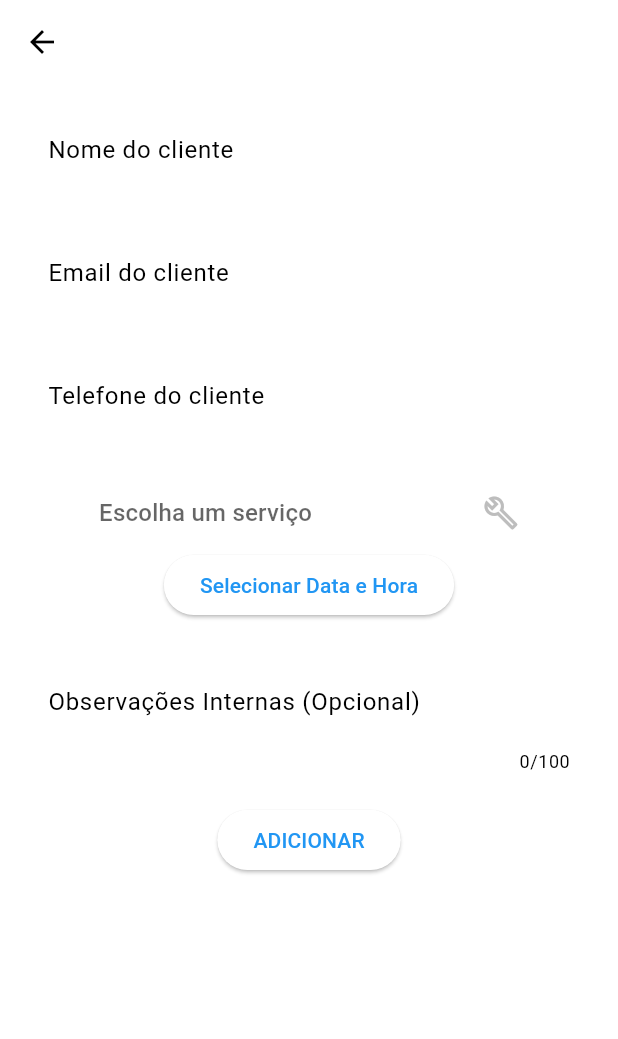
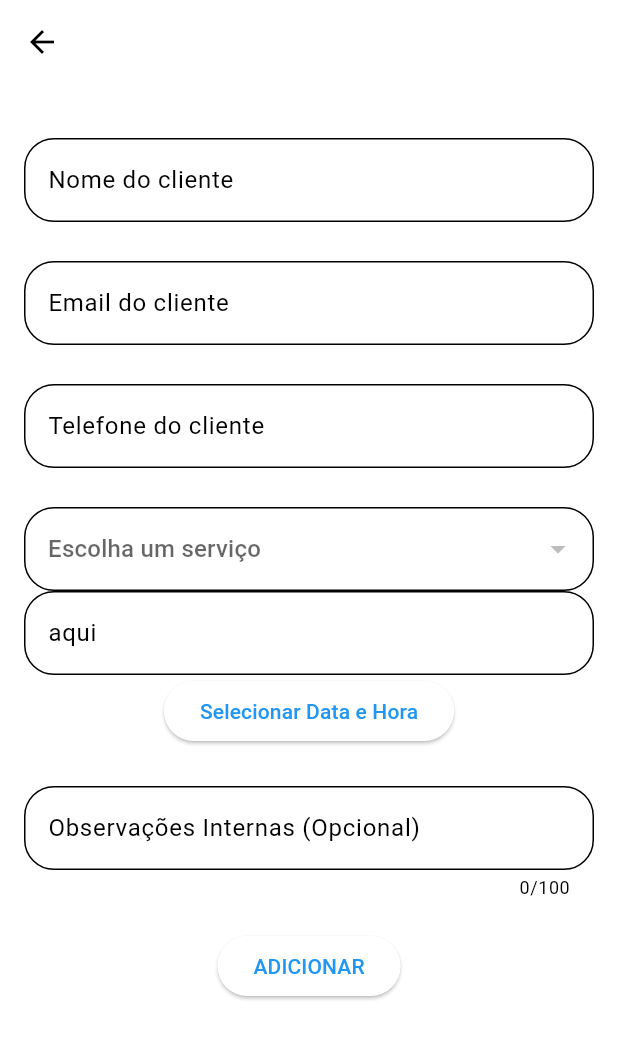
Before and after one commit to devgomes10/fullserva, a Flutter app: the AppointmentView screen opened directly, after a tap on the "add" icon, on a phone screen of 412 x 824 dp. Shown: the top 1039 px of the screen. Run offline on Flutter 3.47's test engine with Material 3 defaults, Android fonts, the phone set to English and light mode, and no system bars; our stand-ins replace cloud_firestore, firebase_auth, firebase_core, flutter_datetime_picker_plus, google_fonts, mask_text_input_formatter and 2 more; accounts and stored records are empty; generated files the repository leaves out were written again; Roboto replaces fonts that are missing (Varela).

Commit message:
table calendar configurado e configurando formulários

```diff
--- a/lib/data/repositories/appointment_repository.dart
+++ b/lib/data/repositories/appointment_repository.dart
@@ -42,9 +42,12 @@
     );
   }
 
+
   Future<void> updateAppointment(Appointment appointment) async {
     try {
-      await appointmentCollection.doc(appointment.id).update(appointment.toMap());
+      await appointmentCollection
+          .doc(appointment.id)
+          .update(appointment.toMap());
     } catch (error) {
       print("Erro: $error");
       // tratar em caso de erro
@@ -59,29 +62,4 @@
       // tratar em caso de erro
     }
   }
-
-  Future<List<Appointment>> getAppointmentsForDay(DateTime day) async {
-    try {
-      final QuerySnapshot snapshot = await appointmentCollection
-          .where("dateTime", isGreaterThanOrEqualTo: day)
-          .where("dateTime", isLessThan: day.add(Duration(days: 1)))
-          .get();
-
-      return snapshot.docs.map((doc) {
-        return Appointment(
-          id: doc["id"],
-          clientName: doc["clientName"],
-          clientEmail: doc["clientEmail"],
-          employeeEmail: doc["employeeEmail"],
-          clientPhone: doc["clientPhone"],
-          serviceId: doc["serviceId"],
-          dateTime: (doc["dateTime"] as Timestamp).toDate(),
-          internalObservations: doc["internalObservations"],
-        );
-      }).toList();
-    } catch (error) {
-      print("Erro: $error");
-      return [];
-    }
-  }
 }
--- a/lib/data/repositories/service_repository.dart
+++ b/lib/data/repositories/service_repository.dart
@@ -41,7 +41,6 @@
     );
   }
 
-
   Future<void> updateService(Service service) async {
     try {
       await serviceCollection.doc(service.id).update(service.toMap());
--- a/lib/main.dart
+++ b/lib/main.dart
@@ -1,7 +1,6 @@
 import 'package:flutter/material.dart';
 import 'package:firebase_core/firebase_core.dart';
 import 'package:fullserva/utils/themes/theme_light.dart';
-import 'package:fullserva/views/booking_page/offering_page_view.dart';
 import 'package:fullserva/views/components/menu_navigator.dart';
 import 'package:shared_preferences/shared_preferences.dart';
 import 'controllers/week_days_controller.dart';
@@ -39,7 +38,7 @@
       title: 'Flutter Demo',
       themeMode: ThemeMode.light,
       theme: themeLight,
-      home: const OfferingPageView(),
+      home: const MenuNavigator(),
     );
   }
 }
--- a/lib/utils/themes/theme_light.dart
+++ b/lib/utils/themes/theme_light.dart
@@ -14,5 +14,12 @@
     appBarTheme: AppBarTheme(
       centerTitle: true,
       titleTextStyle: ThemeFonts.primary,
-  )
-);
+    ),
+    inputDecorationTheme: InputDecorationTheme(
+      border: OutlineInputBorder(
+        borderRadius: BorderRadius.circular(20),
+      ),
+      enabledBorder: OutlineInputBorder(
+        borderRadius: BorderRadius.circular(20),
+      ),
+    ));
--- a/lib/views/appointments/appointment_form_view.dart
+++ b/lib/views/appointments/appointment_form_view.dart
@@ -6,6 +6,7 @@
 import 'package:fullserva/controllers/appointment_controller.dart';
 import 'package:fullserva/controllers/service_controller.dart';
 import 'package:fullserva/domain/entities/appointment.dart';
+import 'package:fullserva/views/components/modal_bottom.dart';
 import 'package:mask_text_input_formatter/mask_text_input_formatter.dart';
 import '../../domain/entities/service.dart';
 import '../../utils/consts/unique_id.dart';
@@ -64,19 +65,19 @@
         ),
         body: Padding(
           padding: const EdgeInsets.all(16.0),
-          child: Form(
-            key: _formKey,
-            child: Flexible(
+          child: SingleChildScrollView(
+            child: Form(
+              key: _formKey,
               child: Column(
                 children: [
+                  const SizedBox(
+                    height: 20,
+                  ),
                   TextFormField(
                     keyboardType: TextInputType.name,
                     controller: _clientNameController,
                     decoration: InputDecoration(
                       labelText: 'Nome do cliente',
-                      border: OutlineInputBorder(
-                        borderRadius: BorderRadius.circular(20),
-                      ),
                     ),
                     validator: (value) {
                       if (value == null || value.isEmpty) {
@@ -132,10 +133,8 @@
                   ),
                   const SizedBox(height: 26),
                   SizedBox(
-                    width: 280,
                     child: DropdownButtonFormField<Service>(
                       hint: const Text("Escolha um serviço"),
-                      icon: const Icon(Icons.build_outlined),
                       value: _selectedService,
                       items: _services
                           .map(
@@ -158,7 +157,19 @@
                       },
                     ),
                   ),
-
+                  GestureDetector(
+                    onTap: () {
+                      showModalBottomSheet(
+                        context: context, // Passar o contexto capturado aqui
+                        builder: (BuildContext context) => modalBottomSheet(context: context),
+                      );
+                    },
+                    child: TextFormField(
+                      decoration: InputDecoration(
+                        labelText: "aqui",
+                      ),
+                    ),
+                  ),
                   // escolher o colaborador
 
                   ElevatedButton(
@@ -218,9 +229,7 @@
                         Navigator.pop(context, true);
                       }
                     },
-                    style: ElevatedButton.styleFrom(
-
-                    ),
+                    style: ElevatedButton.styleFrom(),
                     child: const Text('ADICIONAR'),
                   ),
                 ],
--- a/lib/views/appointments/appointment_view.dart
+++ b/lib/views/appointments/appointment_view.dart
@@ -1,114 +1,43 @@
-// import 'package:flutter/material.dart';
-//
-// import '../../controllers/appointment_controller.dart';
-//
-// class AppointmentsView extends StatefulWidget {
-//   const AppointmentsView({super.key});
-//
-//   @override
-//   State<AppointmentsView> createState() => _AppointmentsViewState();
-// }
-//
-// class _AppointmentsViewState extends State<AppointmentsView> {
-//   late final AppointmentController _appointmentController;
-//   late final DateTime _firstDay;
-//   late final DateTime _lastDay;
-//   late final DateTime _focusedDay;
-//   late final DateTime _selectedDay;
-//
-//   @override
-//   void initState() {
-//     super.initState();
-//     _appointmentController = AppointmentController();
-//     _firstDay = DateTime.now().add(const Duration(days: -365));
-//     _lastDay = DateTime.now().add(const Duration(days: 365));
-//     _focusedDay = DateTime.now();
-//   }
-//
-//   @override
-//   Widget build(BuildContext context) {
-//     return Scaffold();
-//   }
-// }
-
+import 'package:cloud_firestore/cloud_firestore.dart';
 import 'package:flutter/material.dart';
+import 'package:fullserva/controllers/appointment_controller.dart';
 import 'package:fullserva/data/repositories/appointment_repository.dart';
 import 'package:fullserva/views/appointments/appointment_form_view.dart';
 import 'package:table_calendar/table_calendar.dart';
 import '../../domain/entities/appointment.dart';
 
 class AppointmentView extends StatefulWidget {
-  const AppointmentView({super.key});
+  const AppointmentView({Key? key}) : super(key: key);
 
   @override
-  _AppointmentViewState createState() => _AppointmentViewState();
+  State<AppointmentView> createState() => _AppointmentViewState();
 }
 
 class _AppointmentViewState extends State<AppointmentView> {
-  late DateTime _firstDay;
-  late DateTime _lastDay;
-  late DateTime _focusedDay;
-  late DateTime _selectedDay;
-  late final Map<DateTime, List<Appointment>> _events;
-  late final List<Appointment> _selectedEvents;
-  late final ValueNotifier<List<Appointment>> _selectedEventsNotifier;
-  late final CalendarFormat _calendarFormat;
-  late bool _isLoading;
+  final AppointmentController appointmentController = AppointmentController();
+  late DateTime firstDay;
+  late DateTime lastDay;
+  late DateTime today;
+  CalendarFormat calendarFormat = CalendarFormat.month;
+  String locale = 'pt-BR';
 
   @override
   void initState() {
     super.initState();
-    _firstDay = DateTime.now().add(const Duration(days: -365));
-    _lastDay = DateTime.now().add(const Duration(days: 365));
-    _focusedDay = DateTime.now();
-    _selectedDay = _focusedDay;
-    _events = {};
-    _selectedEvents = [];
-    _selectedEventsNotifier = ValueNotifier(_selectedEvents);
-    _calendarFormat = CalendarFormat.month;
-    _loadAppointments(_selectedDay);
-    _isLoading = false; // Inicializar como falso, pois não estamos carregando os agendamentos inicialmente
-  }
-
-  Future<void> _loadAppointments(DateTime day) async {
-    try {
-      // Exibir CircularProgressIndicator durante o carregamento
-      setState(() {
-        _isLoading = true;
-      });
-
-      final appointments = await AppointmentRepository().getAppointmentsForDay(day);
-
-      setState(() {
-        _events.clear();
-        _events[day] = appointments;
-        _selectedEvents.clear();
-        _selectedEvents.addAll(appointments);
-        _selectedEventsNotifier.value = _selectedEvents;
-        _isLoading = false; // Remover CircularProgressIndicator quando o carregamento estiver completo
-      });
-
-      // Verificar se não há agendamentos disponíveis
-      if (appointments.isEmpty) {
-        print('Nenhum agendamento disponível para o dia $day');
-      }
-    } catch (error) {
-      print('Erro ao carregar os agendamentos: $error');
-      // Tratar o erro conforme necessário
-      setState(() {
-        _isLoading = false; // Remover CircularProgressIndicator em caso de erro
-      });
-    }
+    firstDay = DateTime.now().add(const Duration(days: -365));
+    lastDay = DateTime.now().add(const Duration(days: 365));
+    today = DateTime.now();
   }
 
   @override
   Widget build(BuildContext context) {
-    return Scaffold(
+    return SafeArea(
+      child: Scaffold(
         appBar: AppBar(
-        title: const Text('Agenda'),
+          title: const Text("Agendamentos"),
         ),
         floatingActionButton: FloatingActionButton(
-        onPressed: () {
+          onPressed: () async {
             Navigator.push(
               context,
               MaterialPageRoute(
@@ -121,43 +50,88 @@
         body: Column(
           children: [
             TableCalendar(
-            firstDay: _firstDay,
-            lastDay: _lastDay,
-            focusedDay: _focusedDay,
-            calendarFormat: _calendarFormat,
-            eventLoader: _getEventsForDay,
-            selectedDayPredicate: (day) {
-              return isSameDay(_selectedDay, day);
-            },
-            onPageChanged: (focusedDay) {
+              firstDay: firstDay,
+              lastDay: lastDay,
+              focusedDay: today,
+              selectedDayPredicate: (day) => isSameDay(today, day),
+              onDaySelected: (selectedDay, focusedDay) {
                 setState(() {
-                _focusedDay = focusedDay;
-                _selectedDay = focusedDay;
-                _loadAppointments(_selectedDay);
+                  today = focusedDay;
                 });
               },
-            onDaySelected: (selectedDay, focusedDay) {
-              setState(() {
-                _selectedDay = selectedDay;
-                _loadAppointments(_selectedDay);
-              });
+              // eventLoader: (day) {},
+              locale: locale,
+              headerStyle: const HeaderStyle(
+                formatButtonVisible: false,
+                titleCentered: true,
+                titleTextStyle: TextStyle(
+                  fontSize: 20,
+                  fontWeight: FontWeight.bold,
+                ),
+              ),
+              // calendarFormat: calendarFormat,
+              // onFormatChanged: (day) => onFormatChanged(day),
+              daysOfWeekVisible: true,
+              rowHeight: 35,
+            ),
+            Expanded(
+              child: // Em AppointmentView
+              StreamBuilder<List<Appointment>>(
+                stream: appointmentController.getAppointments(),
+                builder: (context, snapshot) {
+                  if (snapshot.connectionState == ConnectionState.waiting) {
+                    return const Center(child: CircularProgressIndicator());
+                  }
+                  if (snapshot.hasError) {
+                    return const Center(
+                      child: Text('Erro ao carregar os dados'),
+                    );
+                  }
+                  final appointments = snapshot.data;
+                  if (appointments == null || appointments.isEmpty) {
+                    return const Center(
+                      child: Text("Nenhum dado disponível"),
+                    );
+                  }
+
+                  final appointmentsForDay = appointments
+                      .where((appointment) =>
+                  appointment.dateTime.year == today.year &&
+                      appointment.dateTime.month == today.month &&
+                      appointment.dateTime.day == today.day)
+                      .toList();
+
+                  return ListView.separated(
+                    separatorBuilder: (_, __) => const Divider(),
+                    itemCount: appointmentsForDay.length,
+                    itemBuilder: (context, index) {
+                      final appointment = appointmentsForDay[index];
+                      return FutureBuilder(
+                        future: FirebaseFirestore.instance
+                            .collection("service")
+                            .doc(appointment.serviceId)
+                            .get(),
+                        builder: (context, snapshot) {
+                          if (snapshot.connectionState == ConnectionState.waiting) {
+                            return const CircularProgressIndicator();
+                          }
+                          if (snapshot.hasError) {
+                            return const Text('Erro ao carregar o serviço');
+                          }
+
+                          final serviceName = snapshot.data?['name'];
+
+                          return ListTile(
+                            onTap: () {
                             },
+                            leading: Text(
+                              "${appointment.dateTime.hour}:${appointment.dateTime.minute}",
                             ),
-          // Exibir CircularProgressIndicator se isLoading for verdadeiro
-          if (_isLoading) CircularProgressIndicator(),
-          Expanded(
-            child:
-            ValueListenableBuilder<List<Appointment>>(
-              valueListenable: _selectedEventsNotifier,
-              builder: (context, value, _) {
-                return ListView.builder(
-                  itemCount: _selectedEvents.length,
-                  itemBuilder: (context, index) {
-                    final appointment = _selectedEvents[index];
-                    return ListTile(
-                      title: Text(appointment.clientName),
-                      subtitle: Text(
-                          'Serviço: ${appointment.serviceId}, Hora: ${appointment.dateTime}'),
+                            title: Text(serviceName ?? 'Serviço não encontrado'),
+                            subtitle: Text(appointment.clientName),
+                            trailing: const Icon(Icons.arrow_forward_ios),
+                          );
+                        },
                       );
                     },
                   );
@@ -166,10 +140,7 @@
             ),
           ],
         ),
+      ),
     );
   }
-
-  List<Appointment> _getEventsForDay(DateTime day) {
-    return _events[day] ?? [];
 }
-}
```
Also changed, not shown: lib/views/components/modal_bottom.dart (added, +39 -0 lines), lib/views/services/service_view.dart (+7 -4 lines). Lines whose indentation alone changed are shown as unchanged.
